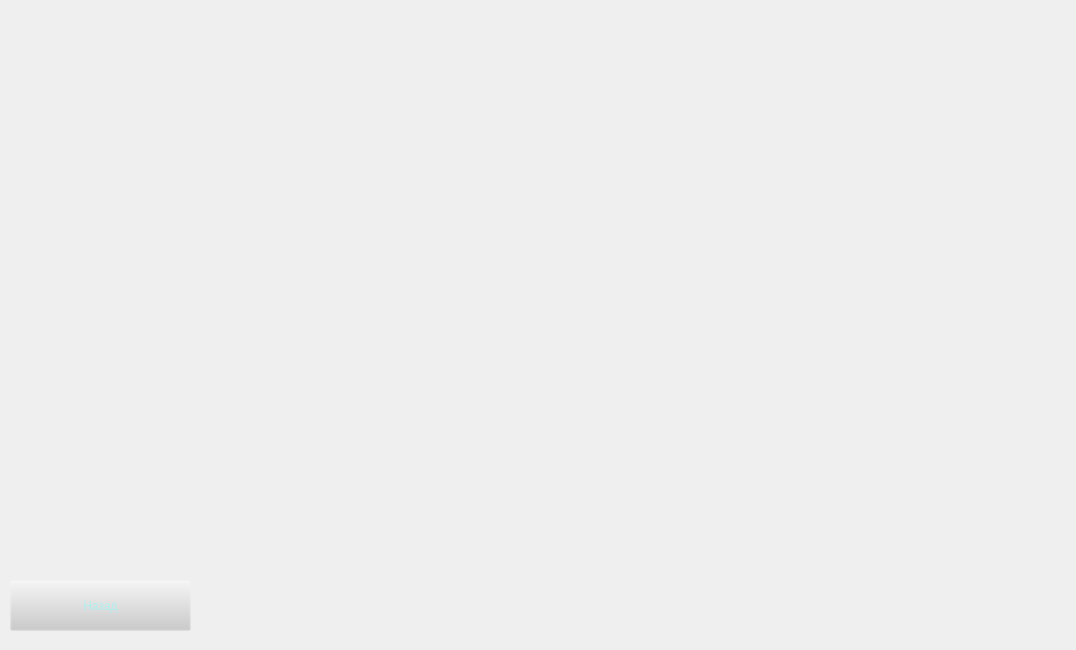
This is List_Best.ui in Moonsoon2020/Game as Qt 5 draws it before an edit. The edited form follows.
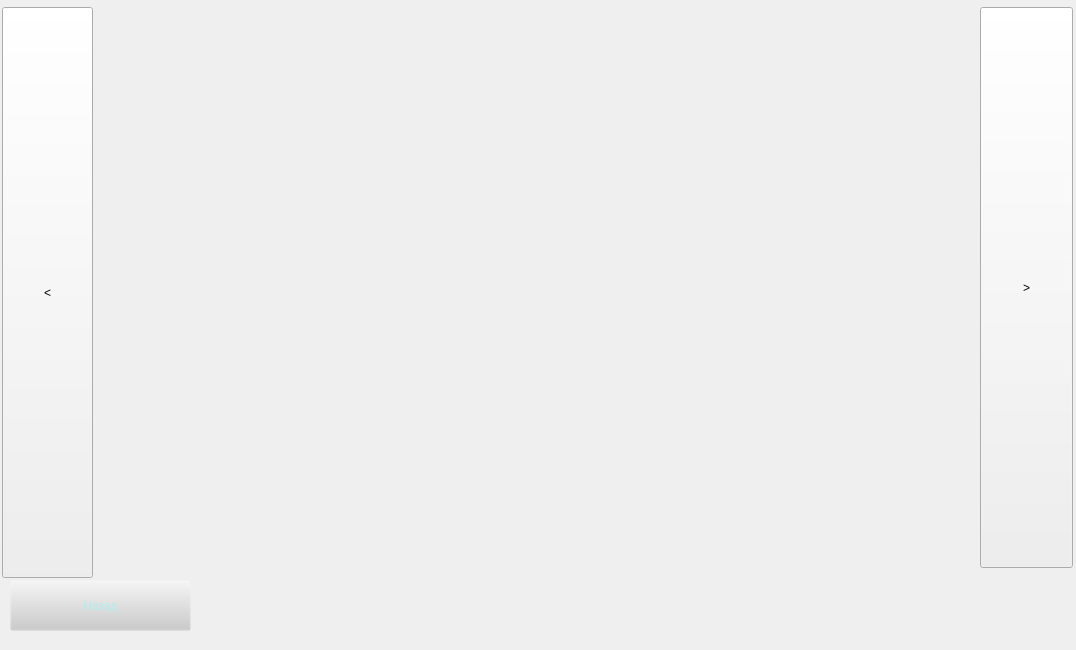
This is the edited form.

What changed in the file:
```diff
--- a/List_Best.ui
+++ b/List_Best.ui
@@ -30,6 +30,38 @@
     <string>Назад</string>
    </property>
   </widget>
+  <widget class="QPushButton" name="pushnaz">
+   <property name="geometry">
+    <rect>
+     <x>2</x>
+     <y>7</y>
+     <width>91</width>
+     <height>571</height>
+    </rect>
+   </property>
+   <property name="styleSheet">
+    <string notr="true">font: 22pt &quot;Berlin Sans FB&quot;; color: rgb(175,238,238);\nbackground-color: rgb(204, 204, 204, 0);</string>
+   </property>
+   <property name="text">
+    <string>&lt;</string>
+   </property>
+  </widget>
+  <widget class="QPushButton" name="pushvper">
+   <property name="geometry">
+    <rect>
+     <x>980</x>
+     <y>7</y>
+     <width>93</width>
+     <height>561</height>
+    </rect>
+   </property>
+   <property name="styleSheet">
+    <string notr="true">font: 22pt &quot;Berlin Sans FB&quot;; color: rgb(175,238,238);\nbackground-color: rgb(204, 204, 204, 0);</string>
+   </property>
+   <property name="text">
+    <string>&gt;</string>
+   </property>
+  </widget>
  </widget>
  <resources/>
  <connections/>
```
